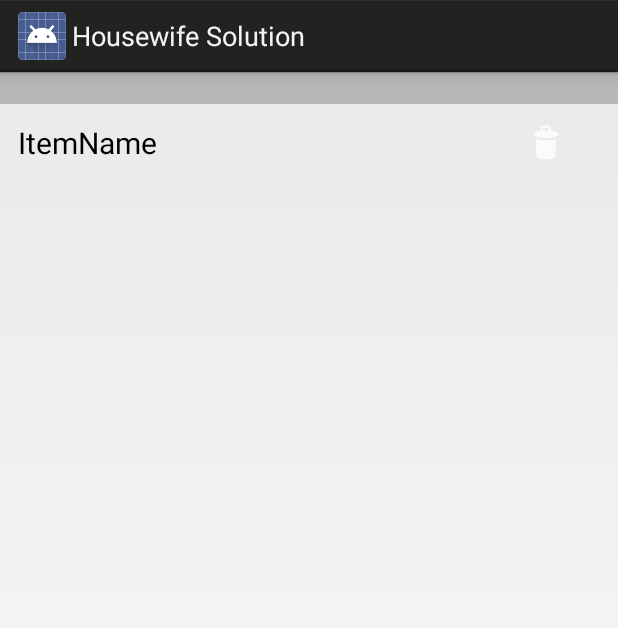
After one commit to serenafr/Housewife-Solution, an Android app: the layout store_separator.xml on its own in the app's theme, with its tools: preview values and no code run, on a phone screen of 412 x 824 dp. The commit adds this screen. Shown: the top 628 px of the screen. Run offline under Robolectric (Android 15) with nearby library versions, the phone set to English and light mode, and no system bars.

Commit message:
Put items with the same store name in the same group, and show items by store orders.

```diff
--- a/app/src/main/java/me/christine/housewifesolution/AddStoreActivity.java
+++ b/app/src/main/java/me/christine/housewifesolution/AddStoreActivity.java
@@ -95,6 +95,7 @@ public class AddStoreActivity extends Activity {
         button.setOnClickListener(new View.OnClickListener() {
             @Override
             public void onClick(View v) {
+                addStoreInfo(v);
                 Intent receivedIntent = getIntent();
                 Intent resultIntent = new Intent();
                 resultIntent.putExtra(MainActivity.ITEM_ID, receivedIntent.getStringExtra(MainActivity.ITEM_ID));
--- a/app/src/main/java/me/christine/housewifesolution/MainActivity.java
+++ b/app/src/main/java/me/christine/housewifesolution/MainActivity.java
@@ -21,7 +21,6 @@ import android.widget.TextView.OnEditorActionListener;
 import android.widget.Toast;
 import android.widget.ImageView;
 import android.util.Log;
-import android.net.Uri;
 
 import java.util.List;
 
@@ -41,7 +40,7 @@ public class MainActivity extends Activity {
         setupTabs();
         DatabaseHandler dh = new DatabaseHandler(this);
         SQLiteDatabase db = dh.getWritableDatabase();
-        Cursor cursor = db.rawQuery("SELECT rowid _id,* FROM shoppinglist", null);
+        Cursor cursor = db.rawQuery("SELECT rowid _id,* FROM shoppinglist ORDER BY store", null);
         itemAdapter = new ItemAdapter(this, cursor);
         setItemAdapter(itemAdapter);
         final ListView listView = (ListView) findViewById(R.id.shopping_list);
@@ -171,7 +170,7 @@ public class MainActivity extends Activity {
 
     protected void refreshListView(DatabaseHandler dh) {
         SQLiteDatabase db = dh.getWritableDatabase();
-        Cursor newCursor = db.rawQuery("SELECT rowid _id,* FROM shoppinglist", null);
+        Cursor newCursor = db.rawQuery("SELECT rowid _id,* FROM shoppinglist ORDER BY store", null);
         itemAdapter.changeCursor(newCursor);
         itemAdapter.notifyDataSetChanged();
     }
--- a/app/src/main/java/me/christine/sqlite/DatabaseHandler/DatabaseHandler.java
+++ b/app/src/main/java/me/christine/sqlite/DatabaseHandler/DatabaseHandler.java
@@ -30,7 +30,7 @@ public class DatabaseHandler extends SQLiteOpenHelper {
 
     public void onCreate(SQLiteDatabase db) {
         String CREATE_SHOPPINGLIST_TABLE = "CREATE TABLE " + TABLE_SHOPPING_LIST + "("
-                + KEY_ID + " INTEGER PRIMARY KEY," + KEY_NAME + " TEXT," + KEY_STORE + " TEXT" + ")";
+                + KEY_ID + " INTEGER PRIMARY KEY AUTOINCREMENT," + KEY_NAME + " TEXT," + KEY_STORE + " TEXT" + ")";
         db.execSQL(CREATE_SHOPPINGLIST_TABLE);
     }
 
--- /dev/null
+++ b/app/src/main/res/layout/store_separator.xml
@@ -0,0 +1,35 @@
+<?xml version="1.0" encoding="utf-8"?>
+<LinearLayout xmlns:android="http://schemas.android.com/apk/res/android"
+    android:orientation="vertical"
+    android:layout_width="match_parent"
+    android:layout_height="match_parent">
+    <TextView
+        android:id="@+id/store_separator"
+        android:layout_width="fill_parent"
+        android:layout_height="wrap_content"
+        android:textSize="15dp"
+        android:background="@color/store_separator_background"/>
+    <RelativeLayout
+        android:layout_width="fill_parent"
+        android:layout_height="wrap_content">
+
+        <TextView
+            android:id="@+id/itemName"
+            android:layout_width="wrap_content"
+            android:layout_height="wrap_content"
+            android:text="ItemName"
+            android:layout_margin="10dp"
+            android:padding="2dp"
+            android:textColor="@drawable/shopping_item_text_selector"
+            android:textSize="20dp"/>
+        <ImageView
+            android:id="@+id/delete_item"
+            android:layout_width="wrap_content"
+            android:layout_height="wrap_content"
+            android:layout_alignParentRight="true"
+            android:layout_alignTop="@id/itemName"
+            android:layout_alignBottom="@id/itemName"
+            android:src="@drawable/ic_action_discard"
+            android:onClick="deleteShoppingItem"/>
+    </RelativeLayout>
+</LinearLayout>
--- /dev/null
+++ b/app/src/main/res/values/colors.xml
@@ -0,0 +1,4 @@
+<?xml version="1.0" encoding="utf-8"?>
+<resources>
+    <color name="store_separator_background">#B6B6B6</color>
+</resources>
```
Also changed, not shown: app/src/main/java/me/christine/housewifesolution/ItemAdapter.java (+85 -5 lines).
